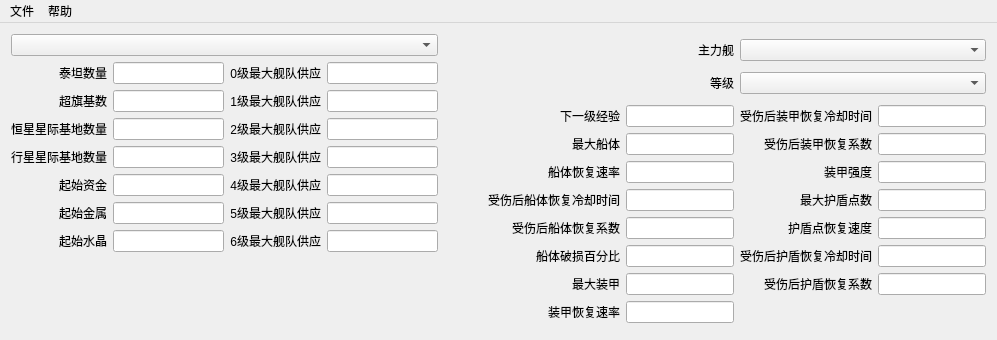
This is SSE2_ConfigEditor/SSE2_ConfigEditorMainWnd.ui in whisper512/SSE2_ConfigEditor as Qt 5 draws it before an edit. The edited form follows.
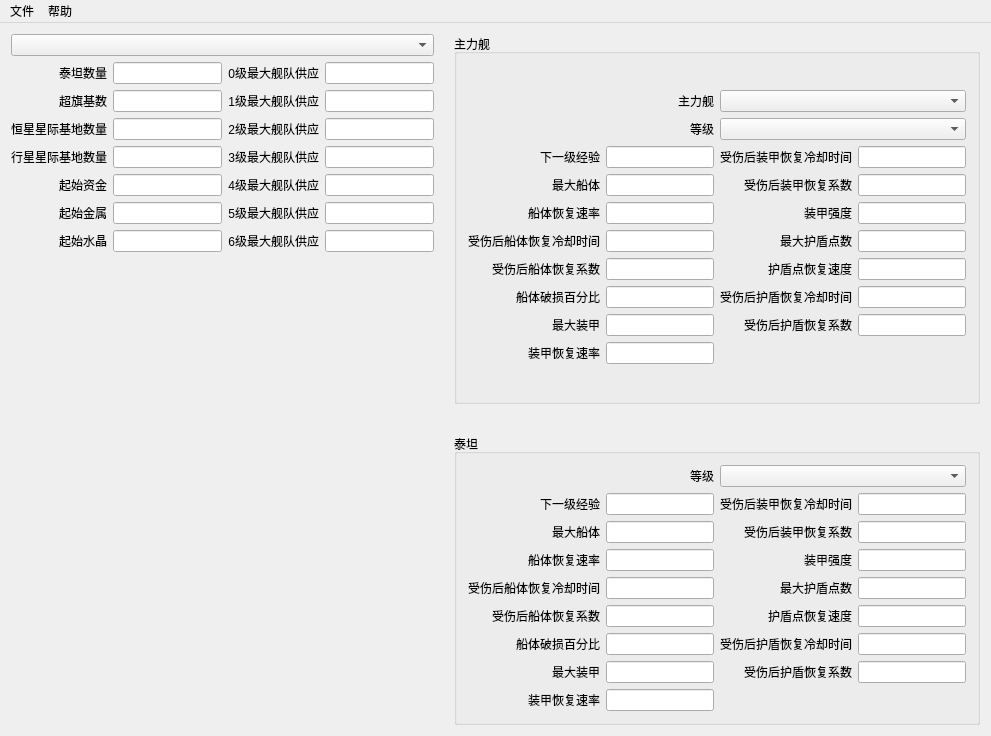
This is the edited form.

Commit message: 添加泰坦的属性修改

The edit to the form file:
```diff
--- a/SSE2_ConfigEditor/SSE2_ConfigEditorMainWnd.ui
+++ b/SSE2_ConfigEditor/SSE2_ConfigEditorMainWnd.ui
@@ -6,8 +6,8 @@
    <rect>
     <x>0</x>
     <y>0</y>
-    <width>997</width>
-    <height>340</height>
+    <width>991</width>
+    <height>736</height>
    </rect>
   </property>
   <property name="sizePolicy">
@@ -20,11 +20,14 @@
    <string/>
   </property>
   <widget class="QWidget" name="centralWidget">
-   <layout class="QHBoxLayout" name="horizontalLayout_4">
-    <property name="spacing">
-     <number>50</number>
+   <layout class="QGridLayout" name="gridLayout_4">
+    <property name="horizontalSpacing">
+     <number>20</number>
     </property>
-    <item>
+    <property name="verticalSpacing">
+     <number>30</number>
+    </property>
+    <item row="0" column="0">
      <layout class="QVBoxLayout" name="verticalLayout_3">
       <item>
        <layout class="QVBoxLayout" name="verticalLayout">
@@ -336,6 +339,12 @@
       </item>
      </layout>
     </item>
+    <item row="0" column="1">
+     <widget class="QGroupBox" name="groupBox">
+      <property name="title">
+       <string>主力舰</string>
+      </property>
+      <layout class="QVBoxLayout" name="verticalLayout_5">
     <item>
      <layout class="QVBoxLayout" name="verticalLayout_2">
       <item>
@@ -635,12 +644,307 @@
     </item>
    </layout>
   </widget>
+    </item>
+    <item row="1" column="1">
+     <widget class="QGroupBox" name="groupBox_2">
+      <property name="title">
+       <string>泰坦</string>
+      </property>
+      <layout class="QVBoxLayout" name="verticalLayout_6">
+       <item>
+        <layout class="QVBoxLayout" name="verticalLayout_4">
+         <item>
+          <layout class="QHBoxLayout" name="horizontalLayout_4"/>
+         </item>
+         <item>
+          <layout class="QHBoxLayout" name="horizontalLayout_5">
+           <item>
+            <widget class="QLabel" name="label_TitanLevels">
+             <property name="text">
+              <string>等级</string>
+             </property>
+             <property name="alignment">
+              <set>Qt::AlignmentFlag::AlignRight|Qt::AlignmentFlag::AlignTrailing|Qt::AlignmentFlag::AlignVCenter</set>
+             </property>
+            </widget>
+           </item>
+           <item>
+            <widget class="QComboBox" name="comboBox_TitanLevels"/>
+           </item>
+          </layout>
+         </item>
+         <item>
+          <layout class="QGridLayout" name="gridLayout_3">
+           <item row="0" column="0">
+            <widget class="QLabel" name="label_NextExp_Titan">
+             <property name="text">
+              <string>下一级经验</string>
+             </property>
+             <property name="alignment">
+              <set>Qt::AlignmentFlag::AlignRight|Qt::AlignmentFlag::AlignTrailing|Qt::AlignmentFlag::AlignVCenter</set>
+             </property>
+            </widget>
+           </item>
+           <item row="0" column="1">
+            <widget class="QLineEdit" name="lineEdit_NextExp_Titan">
+             <property name="readOnly">
+              <bool>false</bool>
+             </property>
+            </widget>
+           </item>
+           <item row="0" column="2">
+            <widget class="QLabel" name="label_ArmorRestoreCooldown_Titan">
+             <property name="text">
+              <string>受伤后装甲恢复冷却时间</string>
+             </property>
+             <property name="alignment">
+              <set>Qt::AlignmentFlag::AlignRight|Qt::AlignmentFlag::AlignTrailing|Qt::AlignmentFlag::AlignVCenter</set>
+             </property>
+            </widget>
+           </item>
+           <item row="0" column="3">
+            <widget class="QLineEdit" name="lineEdit_ArmorRestoreCooldown_Titan">
+             <property name="readOnly">
+              <bool>false</bool>
+             </property>
+            </widget>
+           </item>
+           <item row="1" column="0">
+            <widget class="QLabel" name="label_MaxHull_Titan">
+             <property name="text">
+              <string>最大船体</string>
+             </property>
+             <property name="alignment">
+              <set>Qt::AlignmentFlag::AlignRight|Qt::AlignmentFlag::AlignTrailing|Qt::AlignmentFlag::AlignVCenter</set>
+             </property>
+            </widget>
+           </item>
+           <item row="1" column="1">
+            <widget class="QLineEdit" name="lineEdit_MaxHull_Titan">
+             <property name="readOnly">
+              <bool>false</bool>
+             </property>
+            </widget>
+           </item>
+           <item row="1" column="2">
+            <widget class="QLabel" name="label_ArmorRestoreScalar_Titan">
+             <property name="text">
+              <string>受伤后装甲恢复系数</string>
+             </property>
+             <property name="alignment">
+              <set>Qt::AlignmentFlag::AlignRight|Qt::AlignmentFlag::AlignTrailing|Qt::AlignmentFlag::AlignVCenter</set>
+             </property>
+            </widget>
+           </item>
+           <item row="1" column="3">
+            <widget class="QLineEdit" name="lineEdit_ArmorRestoreScalar_Titan">
+             <property name="readOnly">
+              <bool>false</bool>
+             </property>
+            </widget>
+           </item>
+           <item row="2" column="0">
+            <widget class="QLabel" name="label_HullRestoreRate_Titan">
+             <property name="text">
+              <string>船体恢复速率</string>
+             </property>
+             <property name="alignment">
+              <set>Qt::AlignmentFlag::AlignRight|Qt::AlignmentFlag::AlignTrailing|Qt::AlignmentFlag::AlignVCenter</set>
+             </property>
+            </widget>
+           </item>
+           <item row="2" column="1">
+            <widget class="QLineEdit" name="lineEdit_HullRestoreRate_Titan">
+             <property name="readOnly">
+              <bool>false</bool>
+             </property>
+            </widget>
+           </item>
+           <item row="2" column="2">
+            <widget class="QLabel" name="label_ArmorStrength_Titan">
+             <property name="text">
+              <string>装甲强度</string>
+             </property>
+             <property name="alignment">
+              <set>Qt::AlignmentFlag::AlignRight|Qt::AlignmentFlag::AlignTrailing|Qt::AlignmentFlag::AlignVCenter</set>
+             </property>
+            </widget>
+           </item>
+           <item row="2" column="3">
+            <widget class="QLineEdit" name="lineEdit_ArmorStrength_Titan">
+             <property name="readOnly">
+              <bool>false</bool>
+             </property>
+            </widget>
+           </item>
+           <item row="3" column="0">
+            <widget class="QLabel" name="label_HullRestoreCooldown_Titan">
+             <property name="text">
+              <string>受伤后船体恢复冷却时间</string>
+             </property>
+             <property name="alignment">
+              <set>Qt::AlignmentFlag::AlignRight|Qt::AlignmentFlag::AlignTrailing|Qt::AlignmentFlag::AlignVCenter</set>
+             </property>
+            </widget>
+           </item>
+           <item row="3" column="1">
+            <widget class="QLineEdit" name="lineEdit_HullRestoreCooldown_Titan">
+             <property name="readOnly">
+              <bool>false</bool>
+             </property>
+            </widget>
+           </item>
+           <item row="3" column="2">
+            <widget class="QLabel" name="label_MaxShield_Titan">
+             <property name="text">
+              <string>最大护盾点数</string>
+             </property>
+             <property name="alignment">
+              <set>Qt::AlignmentFlag::AlignRight|Qt::AlignmentFlag::AlignTrailing|Qt::AlignmentFlag::AlignVCenter</set>
+             </property>
+            </widget>
+           </item>
+           <item row="3" column="3">
+            <widget class="QLineEdit" name="lineEdit_MaxShield_Titan">
+             <property name="readOnly">
+              <bool>false</bool>
+             </property>
+            </widget>
+           </item>
+           <item row="4" column="0">
+            <widget class="QLabel" name="label_HullRestoreScalar_Titan">
+             <property name="text">
+              <string>受伤后船体恢复系数</string>
+             </property>
+             <property name="alignment">
+              <set>Qt::AlignmentFlag::AlignRight|Qt::AlignmentFlag::AlignTrailing|Qt::AlignmentFlag::AlignVCenter</set>
+             </property>
+            </widget>
+           </item>
+           <item row="4" column="1">
+            <widget class="QLineEdit" name="lineEdit_HullRestoreScalar_Titan">
+             <property name="readOnly">
+              <bool>false</bool>
+             </property>
+            </widget>
+           </item>
+           <item row="4" column="2">
+            <widget class="QLabel" name="label_ShieleRestoreRate_Titan">
+             <property name="text">
+              <string>护盾点恢复速度</string>
+             </property>
+             <property name="alignment">
+              <set>Qt::AlignmentFlag::AlignRight|Qt::AlignmentFlag::AlignTrailing|Qt::AlignmentFlag::AlignVCenter</set>
+             </property>
+            </widget>
+           </item>
+           <item row="4" column="3">
+            <widget class="QLineEdit" name="lineEdit_ShieleRestoreRate_Titan">
+             <property name="readOnly">
+              <bool>false</bool>
+             </property>
+            </widget>
+           </item>
+           <item row="5" column="0">
+            <widget class="QLabel" name="label_CrippledPercentage_Titan">
+             <property name="text">
+              <string>船体破损百分比</string>
+             </property>
+             <property name="alignment">
+              <set>Qt::AlignmentFlag::AlignRight|Qt::AlignmentFlag::AlignTrailing|Qt::AlignmentFlag::AlignVCenter</set>
+             </property>
+            </widget>
+           </item>
+           <item row="5" column="1">
+            <widget class="QLineEdit" name="lineEdit_CrippledPercentage_Titan">
+             <property name="readOnly">
+              <bool>false</bool>
+             </property>
+            </widget>
+           </item>
+           <item row="5" column="2">
+            <widget class="QLabel" name="label_ShieldRestoreCooldown_Titan">
+             <property name="text">
+              <string>受伤后护盾恢复冷却时间</string>
+             </property>
+             <property name="alignment">
+              <set>Qt::AlignmentFlag::AlignRight|Qt::AlignmentFlag::AlignTrailing|Qt::AlignmentFlag::AlignVCenter</set>
+             </property>
+            </widget>
+           </item>
+           <item row="5" column="3">
+            <widget class="QLineEdit" name="lineEdit_ShieldRestoreCooldown_Titan">
+             <property name="readOnly">
+              <bool>false</bool>
+             </property>
+            </widget>
+           </item>
+           <item row="6" column="0">
+            <widget class="QLabel" name="label_MaxArmor_Titan">
+             <property name="text">
+              <string>最大装甲</string>
+             </property>
+             <property name="alignment">
+              <set>Qt::AlignmentFlag::AlignRight|Qt::AlignmentFlag::AlignTrailing|Qt::AlignmentFlag::AlignVCenter</set>
+             </property>
+            </widget>
+           </item>
+           <item row="6" column="1">
+            <widget class="QLineEdit" name="lineEdit_MaxArmor_Titan">
+             <property name="readOnly">
+              <bool>false</bool>
+             </property>
+            </widget>
+           </item>
+           <item row="6" column="2">
+            <widget class="QLabel" name="label_ShieldRestoreScalar_Titan">
+             <property name="text">
+              <string>受伤后护盾恢复系数</string>
+             </property>
+             <property name="alignment">
+              <set>Qt::AlignmentFlag::AlignRight|Qt::AlignmentFlag::AlignTrailing|Qt::AlignmentFlag::AlignVCenter</set>
+             </property>
+            </widget>
+           </item>
+           <item row="6" column="3">
+            <widget class="QLineEdit" name="lineEdit_ShieldRestoreScalar_Titan">
+             <property name="readOnly">
+              <bool>false</bool>
+             </property>
+            </widget>
+           </item>
+           <item row="7" column="0">
+            <widget class="QLabel" name="label_ArmorRestoreRate_Titan">
+             <property name="text">
+              <string>装甲恢复速率</string>
+             </property>
+             <property name="alignment">
+              <set>Qt::AlignmentFlag::AlignRight|Qt::AlignmentFlag::AlignTrailing|Qt::AlignmentFlag::AlignVCenter</set>
+             </property>
+            </widget>
+           </item>
+           <item row="7" column="1">
+            <widget class="QLineEdit" name="lineEdit_ArmorRestoreRate_Titan">
+             <property name="readOnly">
+              <bool>false</bool>
+             </property>
+            </widget>
+           </item>
+          </layout>
+         </item>
+        </layout>
+       </item>
+      </layout>
+     </widget>
+    </item>
+   </layout>
+  </widget>
   <widget class="QMenuBar" name="menuBar">
    <property name="geometry">
     <rect>
      <x>0</x>
      <y>0</y>
-     <width>997</width>
+     <width>991</width>
      <height>20</height>
     </rect>
    </property>
```
Left out of the diff: 4 changed lines with no effect on the pictures. Lines whose indentation alone changed are shown as unchanged. The commit also changes 7 other files.
